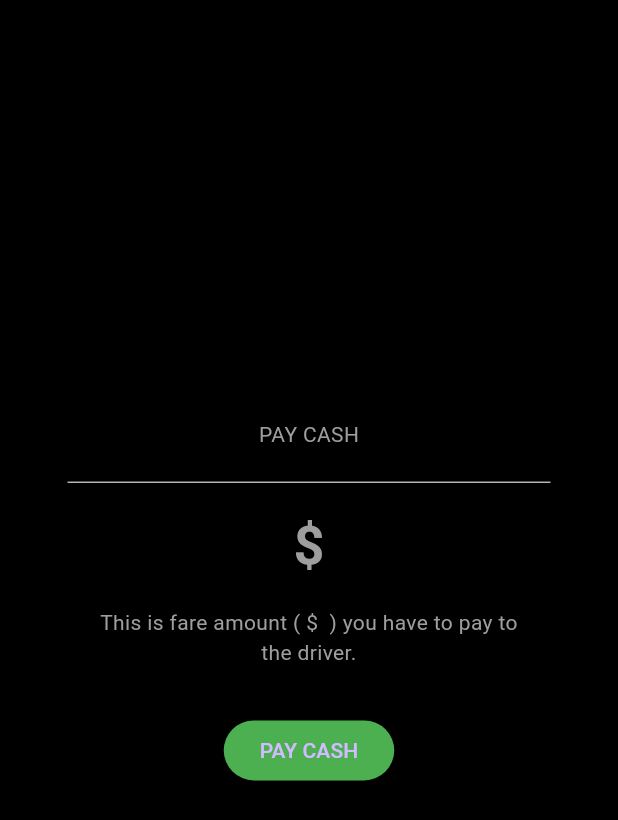
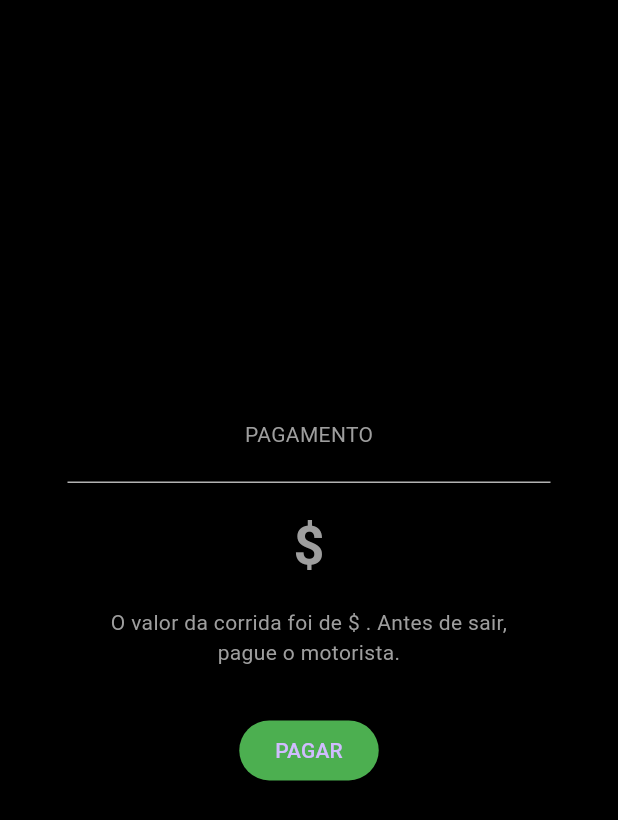
Before and after one commit to devbubup/tank-blindados-user, a Flutter app: the PaymentDialog widget shown alone on an empty page, opened directly with empty values, on a phone screen of 412 x 824 dp. Shown: the top 820 px of the screen. Run offline on Flutter 3.47's test engine with Material 3 defaults, Android fonts, the phone set to English and light mode, and no system bars; our stand-ins replace connectivity_plus, firebase_auth, firebase_core, firebase_database, geolocator, google_maps_flutter and 3 more; missing offline and left inert: flutter_geofire, flutter_polyline_points, googleapis; accounts and stored records are empty; key blocks and very long unbroken strings in the code were emptied for the run.

Commit message:
Correções Menores e Tradução de Textos

```diff
--- a/lib/pages/home_page.dart
+++ b/lib/pages/home_page.dart
@@ -253,8 +253,8 @@ class _HomePageState extends State<HomePage> {
       "userID": userID,
       "pickUpLatLng": pickUpCoOrdinatesMap,
       "dropOffLatLng": dropOffDestinationCoOrdinatesMap,
-      "pickUpAddress": pickUpLocation.placeName,
-      "dropOffAddress": dropOffDestinationLocation.placeName,
+      "pickUpAddress": pickUpLocation.humanReadableAddress ?? "Unknown address",
+      "dropOffAddress": dropOffDestinationLocation.placeName ?? "Unknown address",
       "driverID": "waiting",
       "carDetails": "",
       "driverLocation": driverCoOrdinates,
@@ -1422,7 +1422,7 @@ class _HomePageState extends State<HomePage> {
                                   ),
                                 ),
                                 const SizedBox(height: 11,),
-                                const Text("Call", style: TextStyle(color: Colors.grey,),),
+                                const Text("Ligar", style: TextStyle(color: Colors.grey,),),
                               ],
                             ),
                           ),
--- a/lib/widgets/payment_dialog.dart
+++ b/lib/widgets/payment_dialog.dart
@@ -40,7 +40,7 @@ class _PaymentDialogState extends State<PaymentDialog>
             const SizedBox(height: 21,),
 
             const Text(
-              "PAY CASH",
+              "PAGAMENTO",
               style: TextStyle(
                 color: Colors.grey,
               ),
@@ -70,7 +70,7 @@ class _PaymentDialogState extends State<PaymentDialog>
             Padding(
               padding: const EdgeInsets.symmetric(horizontal: 20),
               child: Text(
-                "This is fare amount ( \$ ${widget.fareAmount} ) you have to pay to the driver.",
+                "O valor da corrida foi de \$ ${widget.fareAmount}. Antes de sair, pague o motorista.",
                 textAlign: TextAlign.center,
                 style: const TextStyle(
                     color: Colors.grey
@@ -89,7 +89,7 @@ class _PaymentDialogState extends State<PaymentDialog>
                 backgroundColor: Colors.green,
               ),
               child: const Text(
-                "PAY CASH",
+                "PAGAR",
               ),
             ),
 
```
Also changed, not shown: lib/appInfo/app_info.dart (+11 -6 lines), lib/pages/search_destination_page.dart (+8 -3 lines).
